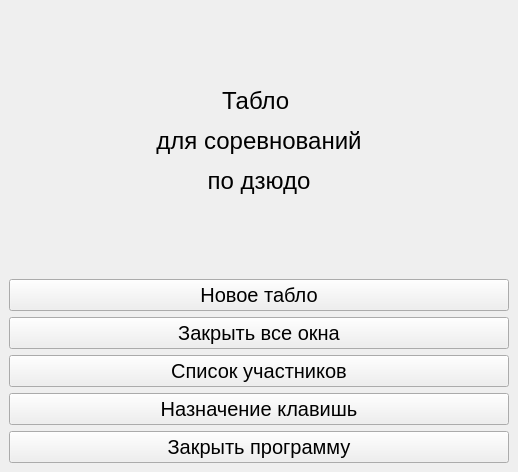
Above: ui_files/visit_window.ui from Vanovango/Scoreboard_2 before the change. Below: the same form after it.
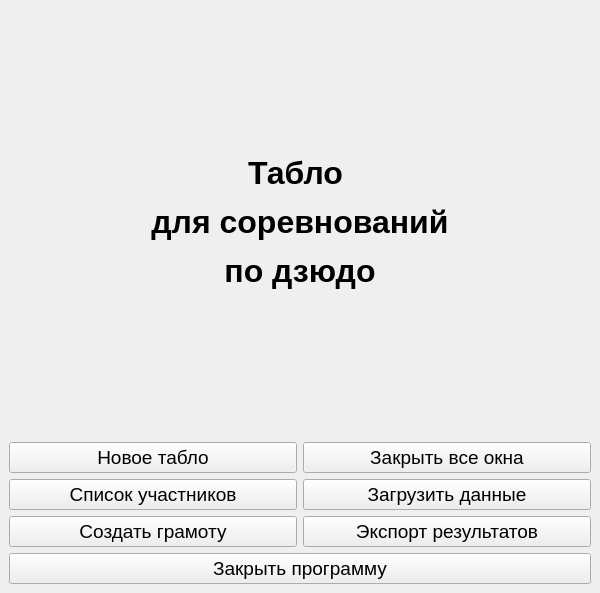
That is the form after the change.

Commit message: try realize save from table

The edit to the form file:
```diff
--- a/ui_files/visit_window.ui
+++ b/ui_files/visit_window.ui
@@ -6,27 +6,27 @@
    <rect>
     <x>0</x>
     <y>0</y>
-    <width>518</width>
-    <height>472</height>
+    <width>600</width>
+    <height>593</height>
    </rect>
   </property>
   <property name="windowTitle">
    <string>MainWindow</string>
   </property>
   <widget class="QWidget" name="centralwidget">
-   <layout class="QVBoxLayout" name="verticalLayout">
-    <item>
+   <layout class="QGridLayout" name="gridLayout">
+    <item row="0" column="0" colspan="2">
      <widget class="QLabel" name="label">
       <property name="text">
-       <string>&lt;html&gt;&lt;head/&gt;&lt;body&gt;&lt;p align=&quot;center&quot;&gt;&lt;span style=&quot; font-size:18pt;&quot;&gt;Табло &lt;/span&gt;&lt;/p&gt;&lt;p align=&quot;center&quot;&gt;&lt;span style=&quot; font-size:18pt;&quot;&gt;для соревнований&lt;/span&gt;&lt;/p&gt;&lt;p align=&quot;center&quot;&gt;&lt;span style=&quot; font-size:18pt;&quot;&gt;по дзюдо&lt;/span&gt;&lt;/p&gt;&lt;/body&gt;&lt;/html&gt;</string>
+       <string>&lt;html&gt;&lt;head/&gt;&lt;body&gt;&lt;p align=&quot;center&quot;&gt;&lt;span style=&quot; font-size:24pt; font-weight:600;&quot;&gt;Табло &lt;/span&gt;&lt;/p&gt;&lt;p align=&quot;center&quot;&gt;&lt;span style=&quot; font-size:24pt; font-weight:600;&quot;&gt;для соревнований&lt;/span&gt;&lt;/p&gt;&lt;p align=&quot;center&quot;&gt;&lt;span style=&quot; font-size:24pt; font-weight:600;&quot;&gt;по дзюдо&lt;/span&gt;&lt;/p&gt;&lt;/body&gt;&lt;/html&gt;</string>
       </property>
      </widget>
     </item>
-    <item>
+    <item row="1" column="0">
      <widget class="QPushButton" name="pushButton_new_scoreboard">
       <property name="font">
        <font>
-        <pointsize>15</pointsize>
+        <pointsize>14</pointsize>
        </font>
       </property>
       <property name="text">
@@ -34,23 +34,11 @@
       </property>
      </widget>
     </item>
-    <item>
-     <widget class="QPushButton" name="pushButton_close_all_scoreboards">
-      <property name="font">
-       <font>
-        <pointsize>15</pointsize>
-       </font>
-      </property>
-      <property name="text">
-       <string>Закрыть все окна</string>
-      </property>
-     </widget>
-    </item>
-    <item>
+    <item row="3" column="0">
      <widget class="QPushButton" name="pushButton_members_list">
       <property name="font">
        <font>
-        <pointsize>15</pointsize>
+        <pointsize>14</pointsize>
        </font>
       </property>
       <property name="text">
@@ -58,23 +46,59 @@
       </property>
      </widget>
     </item>
-    <item>
-     <widget class="QPushButton" name="pushButton_bottons_maneger">
+    <item row="1" column="1">
+     <widget class="QPushButton" name="pushButton_close_all_scoreboards">
       <property name="font">
        <font>
-        <pointsize>15</pointsize>
+        <pointsize>14</pointsize>
        </font>
       </property>
       <property name="text">
-       <string>Назначение клавишь</string>
+       <string>Закрыть все окна</string>
       </property>
      </widget>
     </item>
-    <item>
+    <item row="3" column="1">
+     <widget class="QPushButton" name="pushButton_load_data">
+      <property name="font">
+       <font>
+        <pointsize>14</pointsize>
+       </font>
+      </property>
+      <property name="text">
+       <string>Загрузить данные</string>
+      </property>
+     </widget>
+    </item>
+    <item row="4" column="0">
+     <widget class="QPushButton" name="pushButton_generate_diploma">
+      <property name="font">
+       <font>
+        <pointsize>14</pointsize>
+       </font>
+      </property>
+      <property name="text">
+       <string>Создать грамоту</string>
+      </property>
+     </widget>
+    </item>
+    <item row="4" column="1">
+     <widget class="QPushButton" name="pushButton_export_table">
+      <property name="font">
+       <font>
+        <pointsize>14</pointsize>
+       </font>
+      </property>
+      <property name="text">
+       <string>Экспорт результатов</string>
+      </property>
+     </widget>
+    </item>
+    <item row="5" column="0" colspan="2">
      <widget class="QPushButton" name="pushButton_close_app">
       <property name="font">
        <font>
-        <pointsize>15</pointsize>
+        <pointsize>14</pointsize>
        </font>
       </property>
       <property name="text">
```
The commit also changes 6 other files.
